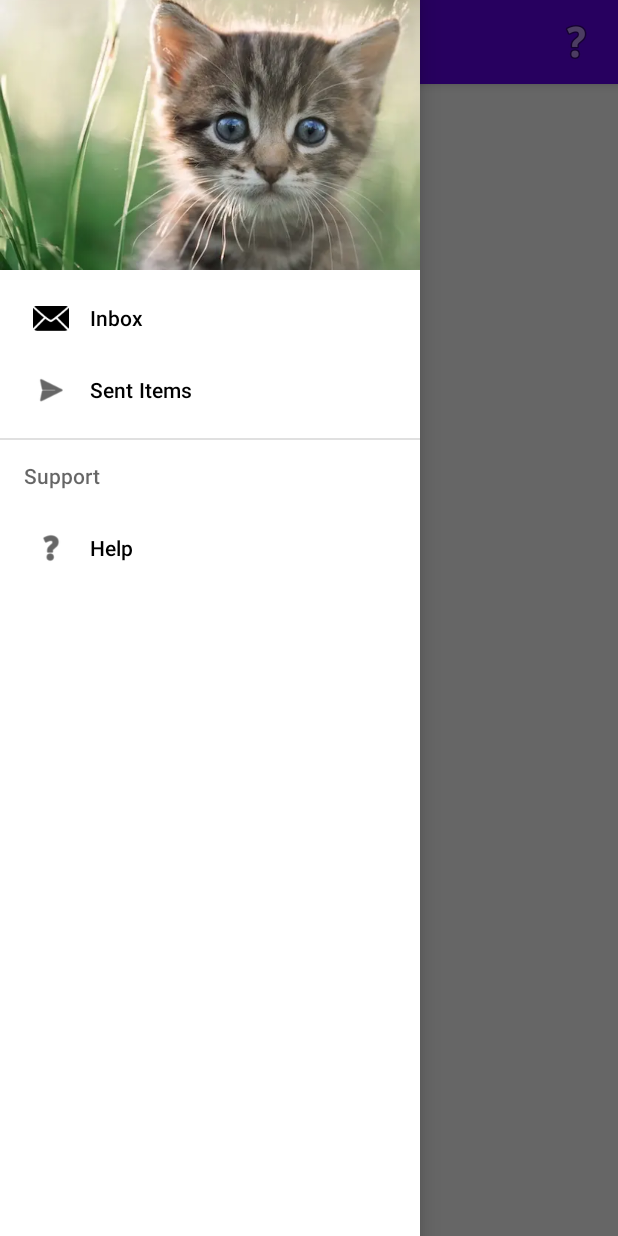
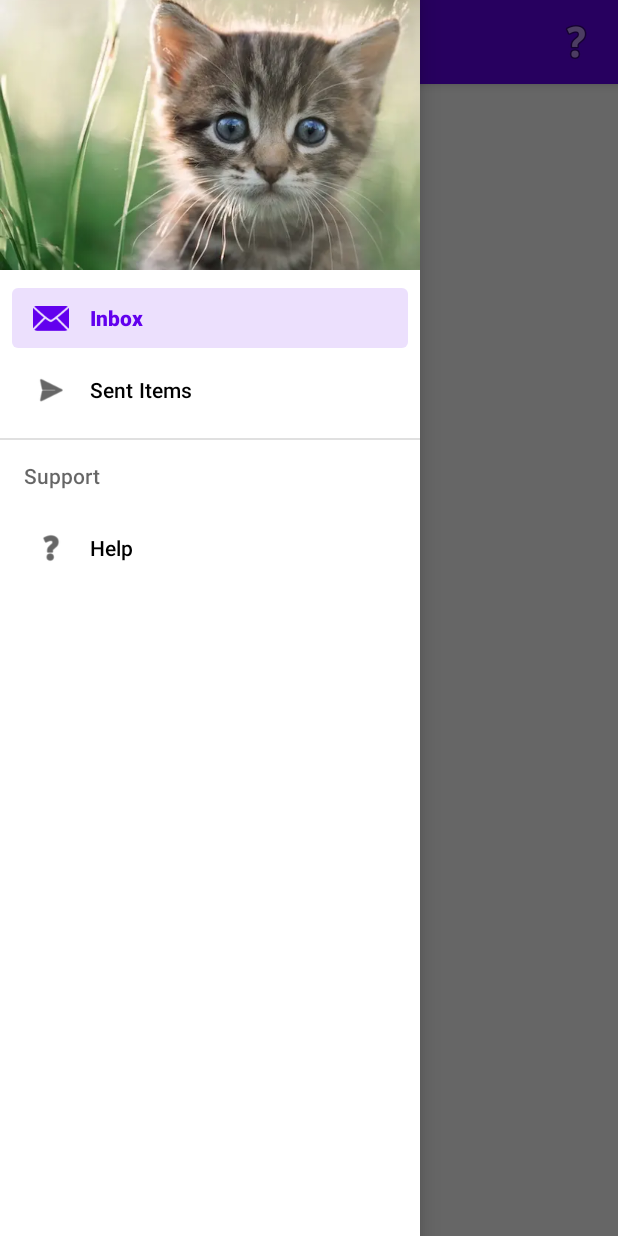
Before and after one commit to lauro-silva44/catChat, an Android app: the screen it shows after launch (MainActivity), with the side drawer open, on a phone screen of 412 x 824 dp. Run offline under Robolectric (Android 15) with nearby library versions, the phone set to English and light mode, and no system bars; our stand-ins replace navigation-ui.

Commit message:
added cover

```diff
--- a/app/src/main/java/com/hfad/catchat/MainActivity.kt
+++ b/app/src/main/java/com/hfad/catchat/MainActivity.kt
@@ -8,9 +8,11 @@ import androidx.drawerlayout.widget.DrawerLayout
 import androidx.navigation.findNavController
 import androidx.navigation.fragment.NavHostFragment
 import androidx.navigation.ui.AppBarConfiguration
+import androidx.navigation.ui.NavigationUI
 import androidx.navigation.ui.onNavDestinationSelected
 import androidx.navigation.ui.setupWithNavController
 import com.google.android.material.appbar.MaterialToolbar
+import com.google.android.material.navigation.NavigationView
 
 class MainActivity : AppCompatActivity() {
     override fun onCreate(savedInstanceState: Bundle?) {
@@ -30,7 +32,8 @@ class MainActivity : AppCompatActivity() {
         builder.setOpenableLayout(drawerLayout);
         val appBarConfiguration = builder.build();
         toolbar.setupWithNavController(navController, appBarConfiguration);
-
+        val navView = findViewById<NavigationView>(R.id.nav_view);
+        NavigationUI.setupWithNavController(navView, navController);
 
     }
 
--- a/app/src/main/res/layout/activity_main.xml
+++ b/app/src/main/res/layout/activity_main.xml
@@ -23,7 +23,7 @@
         <androidx.fragment.app.FragmentContainerView
             android:id="@+id/nav_host_fragment"
             android:name="androidx.navigation.fragment.NavHostFragment"
-            android:layout_width="0dp"
+            android:layout_width="match_parent"
             android:layout_height="0dp"
             android:layout_weight="1"
             app:defaultNavHost="true"
```
Also changed, not shown: 1 other file.
